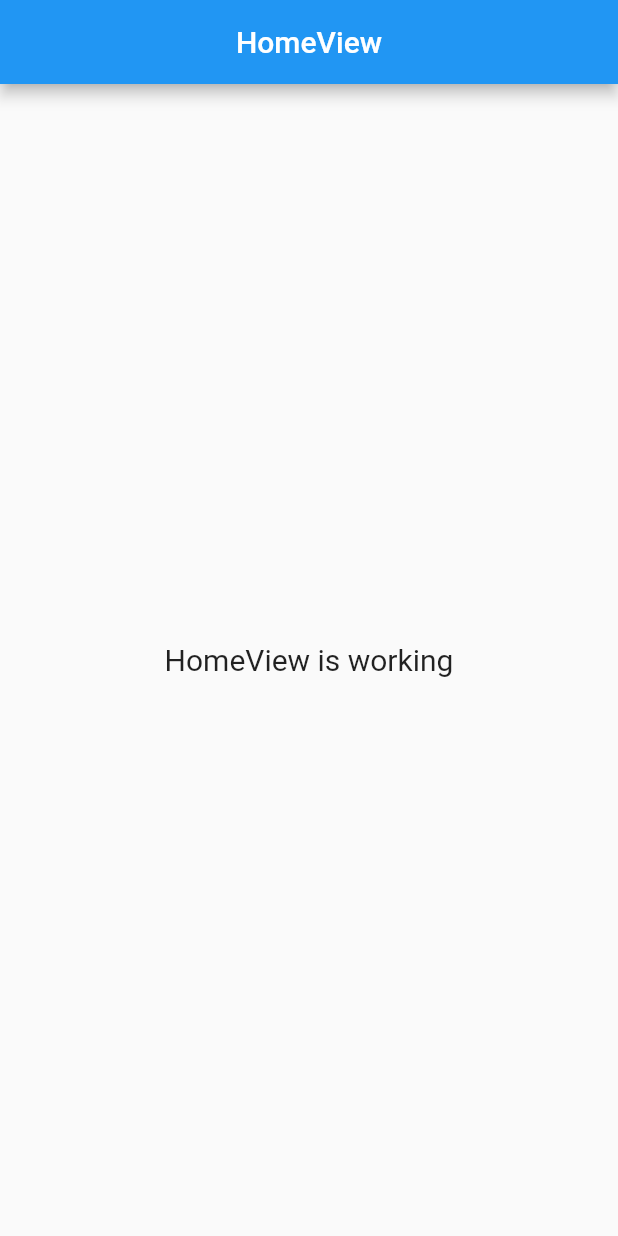
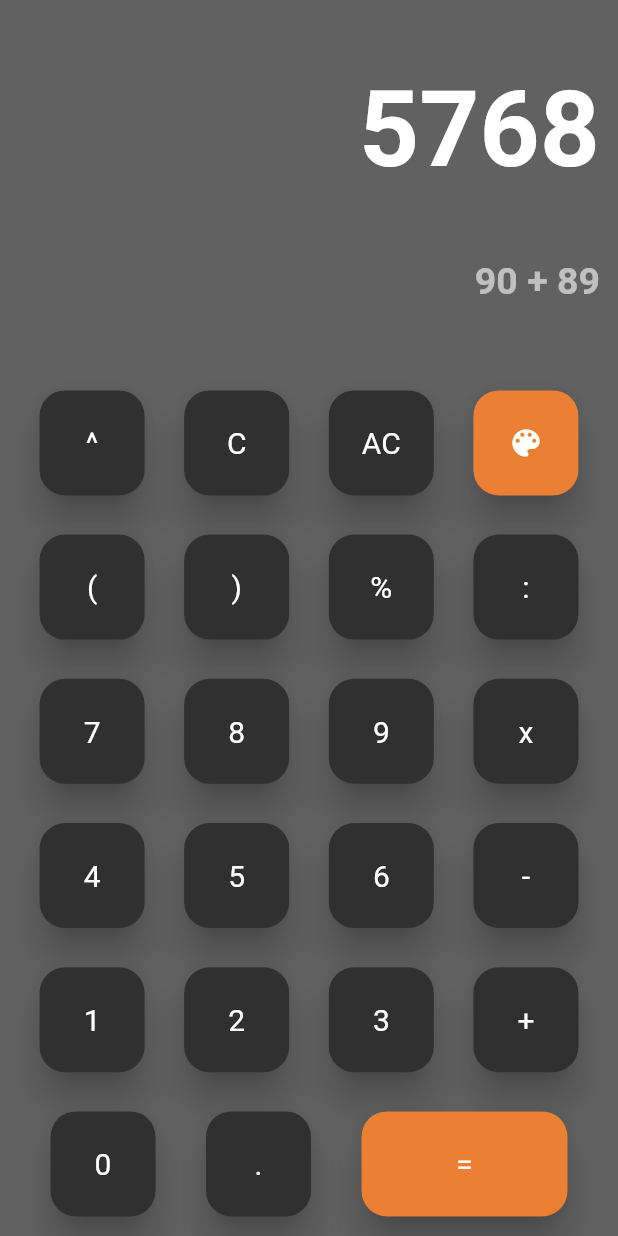
Before and after one commit to handika231/calculator-app, a Flutter app: the screen it shows after launch, on a phone screen of 412 x 824 dp. Run offline on Flutter 3.47's test engine with Material 2 defaults, Android fonts, the phone set to English and light mode, and no system bars; our stand-ins replace get.

Commit message:
complete ui

```diff
--- a/lib/app/application.dart
+++ b/lib/app/application.dart
@@ -11,7 +11,12 @@ class Application extends StatelessWidget {
     return GetMaterialApp(
       debugShowCheckedModeBanner: false,
       theme: ThemeData(
-        primarySwatch: Colors.blue,
+        backgroundColor: const Color(0xff243441),
+        primaryColor: const Color(0xffEB8034),
+        colorScheme: ColorScheme.fromSwatch(
+          accentColor: Colors.white60,
+          brightness: Brightness.dark,
+        ),
       ),
       title: "Calculator App",
       initialRoute: AppPages.INITIAL,
--- a/lib/app/modules/home/views/home_view.dart
+++ b/lib/app/modules/home/views/home_view.dart
@@ -1,21 +1,165 @@
 import 'package:flutter/material.dart';
 import 'package:get/get.dart';
 
+import '../../../widgets/custom_button.dart';
 import '../controllers/home_controller.dart';
 
 class HomeView extends GetView<HomeController> {
-  const HomeView({Key? key}) : super(key: key);
+  HomeView({Key? key}) : super(key: key);
+  final ThemeData dark = ThemeData(
+    backgroundColor: const Color(0xff243441),
+    primaryColor: const Color(0xffEB8034),
+    colorScheme: ColorScheme.fromSwatch(
+      accentColor: Colors.white60,
+      brightness: Brightness.dark,
+    ),
+  );
+  final ThemeData light = ThemeData(
+    backgroundColor: const Color(0xffEBEBEB),
+    primaryColor: const Color(0xffEB8034),
+    colorScheme: ColorScheme.fromSwatch(
+      accentColor: Colors.black38,
+      brightness: Brightness.light,
+    ),
+  );
   @override
   Widget build(BuildContext context) {
     return Scaffold(
-      appBar: AppBar(
-        title: const Text('HomeView'),
-        centerTitle: true,
-      ),
-      body: const Center(
-        child: Text(
-          'HomeView is working',
-          style: TextStyle(fontSize: 20),
+      backgroundColor: context.theme.backgroundColor,
+      body: SafeArea(
+        child: Column(
+          crossAxisAlignment: CrossAxisAlignment.stretch,
+          children: [
+            Expanded(
+              flex: 3,
+              child: Container(
+                padding: const EdgeInsets.only(right: 12),
+                child: Column(
+                  mainAxisAlignment: MainAxisAlignment.spaceEvenly,
+                  crossAxisAlignment: CrossAxisAlignment.end,
+                  children: [
+                    const Text(
+                      '5768',
+                      style: TextStyle(
+                        fontSize: 70,
+                        fontWeight: FontWeight.bold,
+                      ),
+                    ),
+                    Text(
+                      '90 + 89',
+                      style: TextStyle(
+                        fontSize: 25,
+                        fontWeight: FontWeight.w600,
+                        color: context.theme.colorScheme.secondary,
+                      ),
+                    ),
+                  ],
+                ),
+              ),
+            ),
+            Expanded(
+              flex: 7,
+              child: Column(
+                mainAxisAlignment: MainAxisAlignment.spaceAround,
+                children: [
+                  Row(
+                    mainAxisAlignment: MainAxisAlignment.spaceEvenly,
+                    children: [
+                      const CustomButton(text: '^'),
+                      const CustomButton(text: 'C'),
+                      const CustomButton(text: 'AC'),
+                      Flexible(
+                        child: Material(
+                          color: context.theme.primaryColor,
+                          borderRadius: BorderRadius.circular(17),
+                          elevation: 10,
+                          child: InkWell(
+                            borderRadius: BorderRadius.circular(17),
+                            onTap: () {
+                              Get.changeTheme(
+                                Get.isDarkMode ? light : dark,
+                              );
+                            },
+                            child: const SizedBox(
+                              height: 70,
+                              width: 70,
+                              child: Center(
+                                child: Icon(Icons.color_lens),
+                              ),
+                            ),
+                          ),
+                        ),
+                      ),
+                    ],
+                  ),
+                  Row(
+                    mainAxisAlignment: MainAxisAlignment.spaceEvenly,
+                    children: const [
+                      CustomButton(text: '('),
+                      CustomButton(text: ')'),
+                      CustomButton(text: '%'),
+                      CustomButton(text: ':'),
+                    ],
+                  ),
+                  Row(
+                    mainAxisAlignment: MainAxisAlignment.spaceEvenly,
+                    children: const [
+                      CustomButton(text: '7'),
+                      CustomButton(text: '8'),
+                      CustomButton(text: '9'),
+                      CustomButton(text: 'x'),
+                    ],
+                  ),
+                  Row(
+                    mainAxisAlignment: MainAxisAlignment.spaceEvenly,
+                    children: const [
+                      CustomButton(text: '4'),
+                      CustomButton(text: '5'),
+                      CustomButton(text: '6'),
+                      CustomButton(text: '-'),
+                    ],
+                  ),
+                  Row(
+                    mainAxisAlignment: MainAxisAlignment.spaceEvenly,
+                    children: const [
+                      CustomButton(text: '1'),
+                      CustomButton(text: '2'),
+                      CustomButton(text: '3'),
+                      CustomButton(text: '+'),
+                    ],
+                  ),
+                  Row(
+                    mainAxisAlignment: MainAxisAlignment.spaceEvenly,
+                    children: [
+                      const CustomButton(text: '0'),
+                      const CustomButton(text: '.'),
+                      Expanded(
+                        child: Material(
+                          color: context.theme.primaryColor,
+                          borderRadius: BorderRadius.circular(17),
+                          elevation: 10,
+                          child: InkWell(
+                            borderRadius: BorderRadius.circular(17),
+                            onTap: () {},
+                            child: const SizedBox(
+                              height: 70,
+                              width: 70,
+                              child: Center(
+                                child: Text(
+                                  '=',
+                                  style: TextStyle(fontSize: 20),
+                                ),
+                              ),
+                            ),
+                          ),
+                        ),
+                      ),
+                    ],
+                  )
+                ],
+              ),
+            )
+          ],
         ),
       ),
     );
--- a/lib/app/routes/app_pages.dart
+++ b/lib/app/routes/app_pages.dart
@@ -13,7 +13,7 @@ class AppPages {
   static final routes = [
     GetPage(
       name: _Paths.HOME,
-      page: () => const HomeView(),
+      page: () => HomeView(),
       binding: HomeBinding(),
     ),
   ];
--- /dev/null
+++ b/lib/app/widgets/custom_button.dart
@@ -0,0 +1,32 @@
+import 'package:flutter/material.dart';
+
+class CustomButton extends StatelessWidget {
+  final String text;
+  const CustomButton({Key? key, required this.text}) : super(key: key);
+
+  @override
+  Widget build(BuildContext context) {
+    return Flexible(
+      child: Material(
+        borderRadius: BorderRadius.circular(17),
+        elevation: 10,
+        child: InkWell(
+          borderRadius: BorderRadius.circular(17),
+          onTap: () {},
+          child: SizedBox(
+            height: 70,
+            width: 70,
+            child: Center(
+              child: Text(
+                text,
+                style: const TextStyle(
+                  fontSize: 20,
+                ),
+              ),
+            ),
+          ),
+        ),
+      ),
+    );
+  }
+}
```
